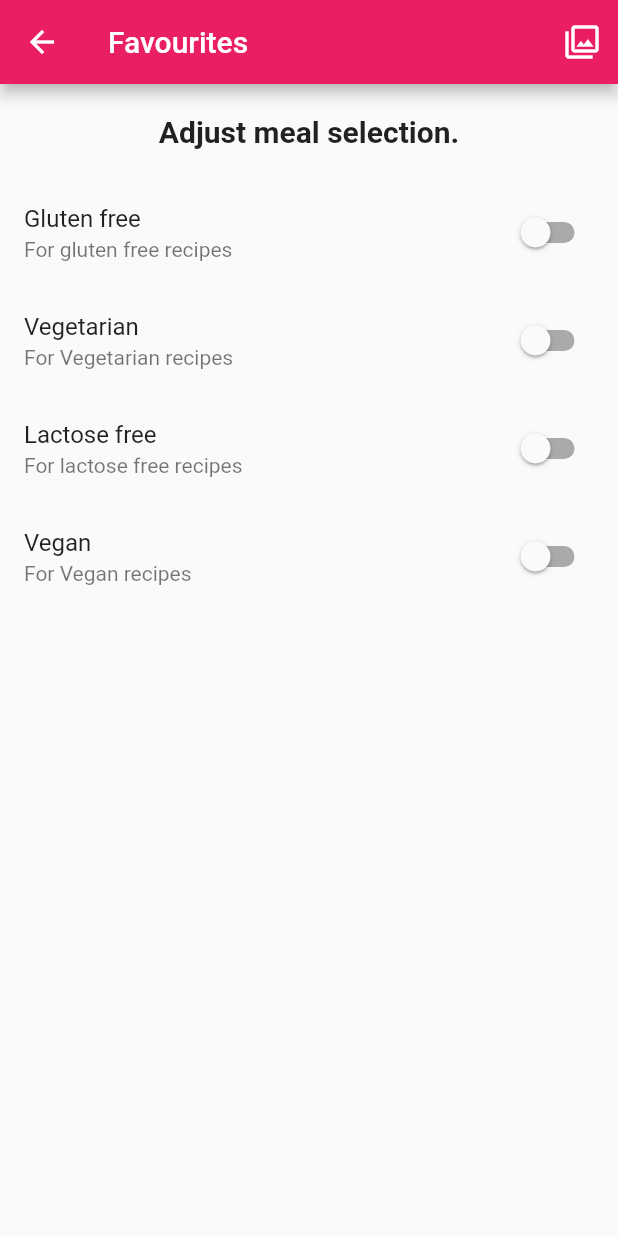
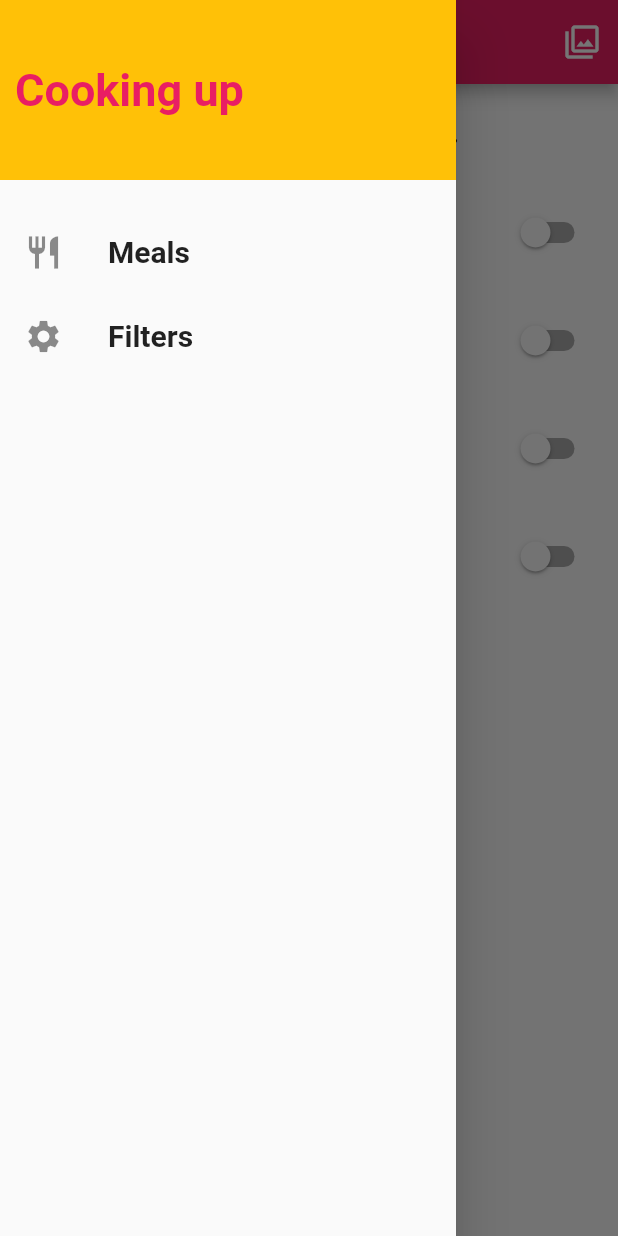
Before and after one commit to bhattabhi013/MealsApp, a Flutter app: the FilterScreen screen opened by its route, with the side drawer open (before the commit the screen has no drawer), on a phone screen of 412 x 824 dp. Run offline on Flutter 3.47's test engine with Material 2 defaults, Android fonts, the phone set to English and light mode, and no system bars.

Commit message:
Meals app completed

```diff
--- a/lib/Screens/category_meals_screen.dart
+++ b/lib/Screens/category_meals_screen.dart
@@ -1,7 +1,6 @@
 import 'package:flutter/material.dart';
 import 'package:meals/Widgets/meal_item.dart';
 import 'package:meals/models/meal.dart';
-import '../dummy_data.dart';
 
 class CategoryMealsScreen extends StatelessWidget {
   // final String id;
--- a/lib/Screens/filtersScreen.dart
+++ b/lib/Screens/filtersScreen.dart
@@ -1,10 +1,11 @@
 import 'package:flutter/material.dart';
+import 'package:meals/Widgets/drawer.dart';
 
 class FilterScreen extends StatefulWidget {
   static const routeName = "filters";
-  final Function onPressed;
-
-  const FilterScreen({required this.onPressed});
+  final Function saveFilters;
+  final Map<String, bool> filters;
+  const FilterScreen({required this.saveFilters, required this.filters});
   @override
   _FilterScreenState createState() => _FilterScreenState();
 }
@@ -14,6 +15,15 @@ class _FilterScreenState extends State<FilterScreen> {
   var _vegetarian = false;
   var _vegan = false;
   var _lactoseFree = false;
+
+  @override
+  void initState() {
+    _glutenFree = widget.filters['gluten'] as bool;
+    _vegetarian = widget.filters['vegetarian'] as bool;
+    _vegan = widget.filters['vegan'] as bool;
+    _lactoseFree = widget.filters['lactose'] as bool;
+    super.initState();
+  }
 
   Widget buildSwitchListTile(
       String title, String description, bool currentValue, Function updateVal) {
@@ -28,12 +38,22 @@ class _FilterScreenState extends State<FilterScreen> {
   Widget build(BuildContext context) {
     return Scaffold(
       appBar: AppBar(
-        title: Text("Favourites"),
+        title: const Text("Filters"),
         actions: <Widget>[
           IconButton(
-              onPressed: () => widget.onPressed, icon: Icon(Icons.filter)),
+              onPressed: () {
+                final selectedFilters = {
+                  'gluten': _glutenFree,
+                  'lactose': _lactoseFree,
+                  'vegan': _vegan,
+                  'vegetarian': _vegetarian,
+                };
+                widget.saveFilters(selectedFilters);
+              },
+              icon: const Icon(Icons.filter)),
         ],
       ),
+      drawer: const MainDrawer(),
       body: Column(
         children: <Widget>[
           Container(
```
Also changed, not shown: lib/Screens/favourites.dart (+22 -4 lines), lib/Screens/meal_detail_screen.dart (+12 -1 lines), lib/Screens/tabs.dart (+13 -3 lines), lib/main.dart (+44 -11 lines).
